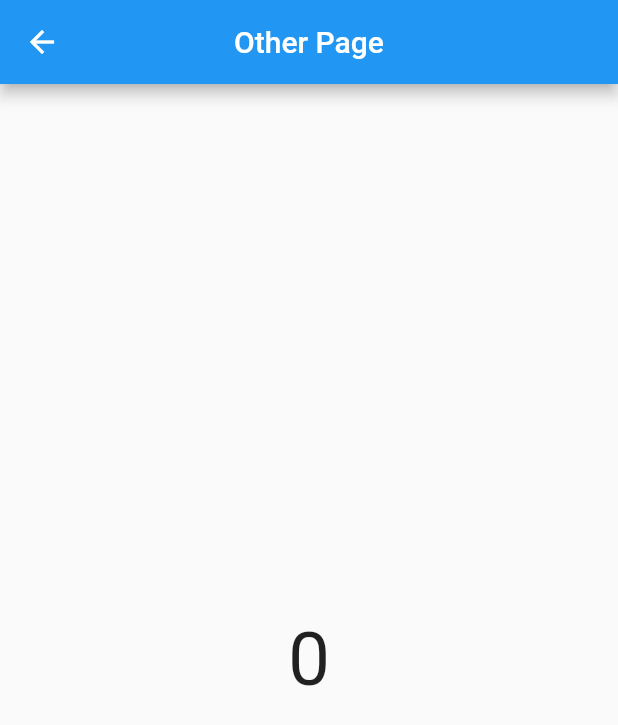
After one commit to romzifg/flutter_bloc, a Flutter app: the screen it shows after launch, after a tap on the "arrow forward" icon, on a phone screen of 412 x 824 dp. The commit adds this screen. Shown: the top 725 px of the screen. Run offline on Flutter 3.47's test engine with Material 2 defaults, Android fonts, the phone set to English and light mode, and no system bars; our stand-ins replace bloc, flutter_bloc.

Commit message:
update, add bloc provider value

```diff
--- a/lib/main.dart
+++ b/lib/main.dart
@@ -12,11 +12,11 @@ class MyApp extends StatelessWidget {
 
   @override
   Widget build(BuildContext context) {
-    return BlocProvider(
-      create: (context) => Counter(),
-      child: MaterialApp(
-        debugShowCheckedModeBanner: false,
-        home: BlocProviderPage(),
+    return MaterialApp(
+      debugShowCheckedModeBanner: false,
+      home: BlocProvider(
+        create: (context) => Counter(),
+        child: BlocProviderPage(),
       ),
     );
   }
--- a/lib/pages/BlocProvider/bloc_provider_page.dart
+++ b/lib/pages/BlocProvider/bloc_provider_page.dart
@@ -2,6 +2,7 @@ import 'package:flutter/material.dart';
 import 'package:flutter_bloc/flutter_bloc.dart';
 import 'package:learn_flutter_bloc/bloc/counter.dart';
 import 'package:learn_flutter_bloc/pages/BlocProvider/data_widget.dart';
+import 'package:learn_flutter_bloc/pages/Other/other.dart';
 
 class BlocProviderPage extends StatelessWidget {
   @override
@@ -11,6 +12,19 @@ class BlocProviderPage extends StatelessWidget {
       appBar: AppBar(
         title: const Text("Bloc Provider"),
         centerTitle: true,
+      ),
+      floatingActionButton: FloatingActionButton(
+        onPressed: () {
+          Navigator.of(context).push(
+            MaterialPageRoute(
+              builder: (context) => BlocProvider.value(
+                value: myCounter,
+                child: const OtherPage(),
+              ),
+            ),
+          );
+        },
+        child: const Icon(Icons.arrow_forward),
       ),
       body: Column(
         mainAxisAlignment: MainAxisAlignment.center,
--- /dev/null
+++ b/lib/pages/Other/other.dart
@@ -0,0 +1,30 @@
+import 'package:flutter/material.dart';
+import 'package:flutter_bloc/flutter_bloc.dart';
+import 'package:learn_flutter_bloc/bloc/counter.dart';
+
+class OtherPage extends StatelessWidget {
+  const OtherPage({super.key});
+
+  @override
+  Widget build(BuildContext context) {
+    Counter counter = context.read<Counter>();
+
+    return Scaffold(
+      appBar: AppBar(
+        title: const Text("Other Page"),
+        centerTitle: true,
+      ),
+      body: Center(
+        child: BlocBuilder<Counter, int>(
+          bloc: counter,
+          builder: (context, state) {
+            return Text(
+              "$state",
+              style: const TextStyle(fontSize: 50),
+            );
+          },
+        ),
+      ),
+    );
+  }
+}
```
